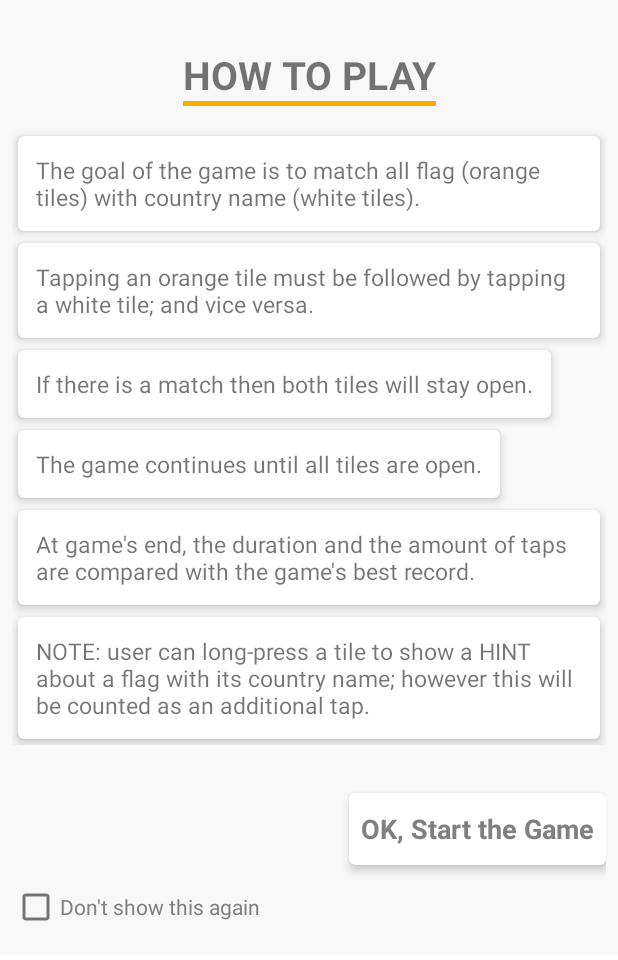
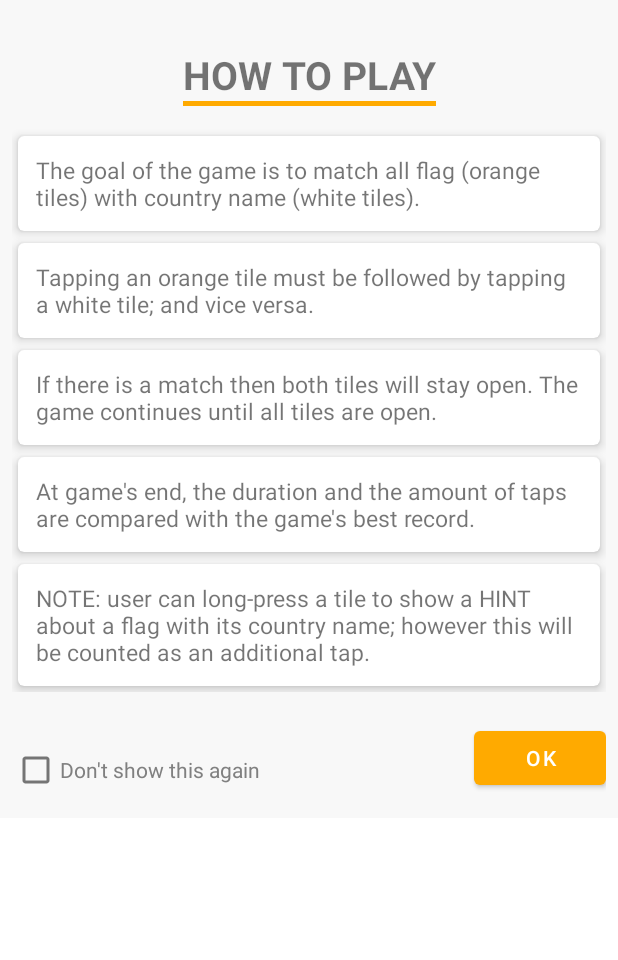
Before and after one commit to tjkn24/TJFlagQuiz, an Android app: the layout activity_instruction.xml on its own in the app's theme, with its tools: preview values and no code run, on a phone screen of 412 x 824 dp. Shown: the top 960 px of the screen. Run offline under Robolectric (Android 15) with nearby library versions, the phone set to English and light mode, and no system bars.

Commit message:
fixing ok button and checkbox on instruction layout

```diff
--- a/app/src/main/java/com/tjknsoft/tjflagquiz/InstructionActivity.kt
+++ b/app/src/main/java/com/tjknsoft/tjflagquiz/InstructionActivity.kt
@@ -27,8 +27,8 @@ class InstructionActivity : AppCompatActivity(), View.OnClickListener {
 
         isCBchecked = cbDoNotShowAgain.isChecked
 
-        val tvStart = findViewById<TextView>(R.id.tv_start)
-        tvStart.setOnClickListener(this)
+        val btnInstructionOK = findViewById<TextView>(R.id.btn_instruction_ok)
+        btnInstructionOK.setOnClickListener(this)
 
     }
 
--- a/app/src/main/res/layout/activity_instruction.xml
+++ b/app/src/main/res/layout/activity_instruction.xml
@@ -81,7 +81,7 @@
 
             <TextView
                 style="@style/TextViewInstructionStyle"
-                android:text="If there is a match then both tiles will stay open." />
+                android:text="If there is a match then both tiles will stay open. The game continues until all tiles are open." />
         </com.google.android.material.card.MaterialCardView>
 
         <com.google.android.material.card.MaterialCardView
@@ -95,7 +95,7 @@
 
             <TextView
                 style="@style/TextViewInstructionStyle"
-                android:text="The game continues until all tiles are open." />
+                android:text="At game's end, the duration and the amount of taps are compared with the game's best record." />
         </com.google.android.material.card.MaterialCardView>
 
         <com.google.android.material.card.MaterialCardView
@@ -109,20 +109,6 @@
 
             <TextView
                 style="@style/TextViewInstructionStyle"
-                android:text="At game's end, the duration and the amount of taps are compared with the game's best record." />
-        </com.google.android.material.card.MaterialCardView>
-
-        <com.google.android.material.card.MaterialCardView
-            android:id="@+id/cv_how_06"
-            android:layout_width="wrap_content"
-            android:layout_height="wrap_content"
-            android:layout_margin="4dp"
-            app:cardElevation="4dp"
-            app:layout_constraintStart_toStartOf="parent"
-            app:layout_constraintTop_toBottomOf="@id/cv_how_05">
-
-            <TextView
-                style="@style/TextViewInstructionStyle"
                 android:text="NOTE: user can long-press a tile to show a HINT about a flag with its country name; however this will be counted as an additional tap." />
         </com.google.android.material.card.MaterialCardView>
 
@@ -132,36 +118,21 @@
         android:id="@+id/cb_do_not_show_again"
         android:layout_width="wrap_content"
         android:layout_height="wrap_content"
-        android:layout_marginTop="84dp"
+        android:layout_marginTop="28dp"
         android:text="Don't show this again"
         android:textColor="@color/grey"
         app:layout_constraintStart_toStartOf="parent"
         app:layout_constraintTop_toBottomOf="@id/ll_how_items" />
 
-    <com.google.android.material.card.MaterialCardView
-        android:id="@+id/cv_Start"
-        android:layout_width="wrap_content"
-        android:layout_height="wrap_content"
-        android:layout_marginStart="0dp"
-        android:layout_marginTop="32dp"
-        android:background="@color/colorPrimary"
-        android:minHeight="48dp"
-        app:cardElevation="4dp"
-        app:layout_constraintEnd_toEndOf="@id/ll_how_items"
-        app:layout_constraintTop_toBottomOf="@id/ll_how_items">
+        <Button
+            android:id="@+id/btn_instruction_ok"
+            android:layout_width="wrap_content"
+            android:layout_height="wrap_content"
+            app:layout_constraintTop_toBottomOf="@id/ll_how_items"
+            app:layout_constraintEnd_toEndOf="@id/ll_how_items"
+            android:layout_marginTop="20dp"
+            android:text="OK"
 
-        <TextView
-            android:id="@+id/tv_start"
-            android:layout_width="match_parent"
-            android:layout_height="match_parent"
-            android:layout_gravity="center"
-            android:padding="8dp"
-            android:text="OK, Start the Game"
-            android:textColor="@color/grey"
-            android:textSize="18sp"
-            android:textStyle="bold"
-            android:clickable="true"/>
-
-    </com.google.android.material.card.MaterialCardView>
+            />
 
 </androidx.constraintlayout.widget.ConstraintLayout>
```
